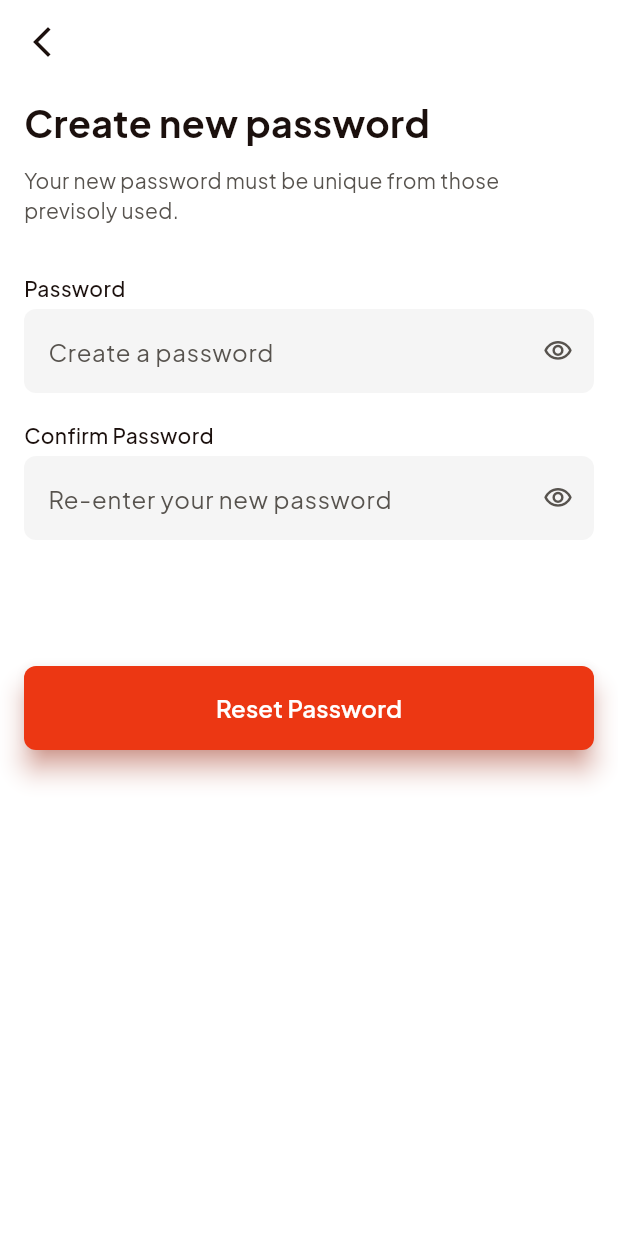
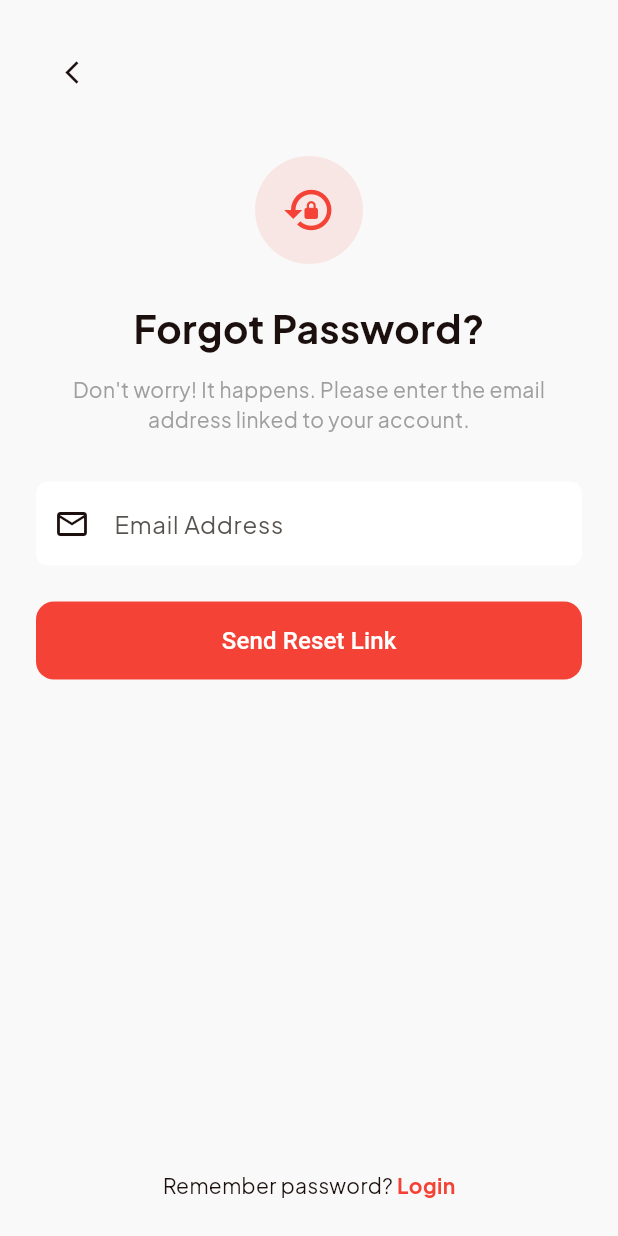
Before and after one commit to yousef1719/graduation_project_nti, a Flutter app: the LoginScreen screen opened directly, after a tap on "Forgot Password?", on a phone screen of 412 x 824 dp. Run offline on Flutter 3.47's test engine with Material 3 defaults, Android fonts, the phone set to English and light mode, and no system bars; our stand-ins replace carousel_slider, dio, flutter_bloc, flutter_rating_bar, flutter_svg, pin_code_fields and 1 more; missing offline and left inert: floating_draggable_widget, liquid_glass_navbar; accounts and stored records are empty.

Commit message:
add forgot password , privacy screens

```diff
--- /dev/null
+++ b/lib/features/auth/presentation/cubit/forgot_password_cubit.dart
@@ -0,0 +1,29 @@
+
+import 'package:flutter_bloc/flutter_bloc.dart';
+import 'package:graduation_project_nti/features/auth/presentation/cubit/services/auth_service.dart';
+import 'forgot_password_state.dart';
+
+class ForgotPasswordCubit extends Cubit<ForgotPasswordState> {
+  ForgotPasswordCubit() : super(ForgotPasswordInitial());
+
+  Future<void> sendResetLink(String email) async {
+    if (email.isEmpty) {
+      emit(ForgotPasswordError("Email is required"));
+      return;
+    }
+
+    if (!email.contains("@")) {
+      emit(ForgotPasswordError("Enter a valid email"));
+      return;
+    }
+
+    emit(ForgotPasswordLoading());
+
+    try {
+      await AuthService.forgotPassword(email);
+      emit(ForgotPasswordSuccess());
+    } catch (e) {
+      emit(ForgotPasswordError("Something went wrong"));
+    }
+  }
+}
--- /dev/null
+++ b/lib/features/auth/presentation/cubit/forgot_password_state.dart
@@ -0,0 +1,12 @@
+abstract class ForgotPasswordState {}
+
+class ForgotPasswordInitial extends ForgotPasswordState {}
+
+class ForgotPasswordLoading extends ForgotPasswordState {}
+
+class ForgotPasswordSuccess extends ForgotPasswordState {}
+
+class ForgotPasswordError extends ForgotPasswordState {
+  final String message;
+  ForgotPasswordError(this.message);
+}
--- /dev/null
+++ b/lib/features/auth/presentation/cubit/services/auth_service.dart
@@ -0,0 +1,21 @@
+import 'package:dio/dio.dart';
+
+class AuthService {
+  static final Dio _dio = Dio(
+    BaseOptions(
+      baseUrl: 'https://accessories-eshop.runasp.net',
+      headers: {
+        'Content-Type': 'application/json',
+      },
+    ),
+  );
+
+  static Future<void> forgotPassword(String email) async {
+    await _dio.post(
+      '/api/auth/forgot-password',
+      data: {
+        "email": email,
+      },
+    );
+  }
+}
--- /dev/null
+++ b/lib/features/auth/presentation/screens/forget_password_screen.dart
@@ -0,0 +1,216 @@
+import 'package:flutter/material.dart';
+import 'package:flutter_bloc/flutter_bloc.dart';
+import 'package:graduation_project_nti/features/auth/presentation/screens/Create_password_Screen.dart';
+import '../cubit/forgot_password_cubit.dart';
+import '../cubit/forgot_password_state.dart';
+
+class ForgotPasswordScreen extends StatelessWidget {
+  ForgotPasswordScreen({super.key});
+
+  final TextEditingController emailController = TextEditingController();
+
+  @override
+  Widget build(BuildContext context) {
+    return BlocProvider(
+      create: (_) => ForgotPasswordCubit(),
+      child: BlocListener<ForgotPasswordCubit, ForgotPasswordState>(
+  listener: (context, state) {
+    if (state is ForgotPasswordSuccess) {
+      Navigator.push(
+        context,
+        MaterialPageRoute(
+          builder: (_) => const CreatePasswordScreen(),
+        ),
+      );
+    }
+
+    if (state is ForgotPasswordError) {
+      ScaffoldMessenger.of(context).showSnackBar(
+        SnackBar(content: Text(state.message)),
+      );
+    }
+  },
+        child: Scaffold(
+          backgroundColor: const Color(0xFFF9F9F9),
+          body: SafeArea(
+            child: Padding(
+              padding: const EdgeInsets.all(24),
+              child: BlocConsumer<ForgotPasswordCubit, ForgotPasswordState>(
+                listener: (context, state) {
+                  if (state is ForgotPasswordSuccess) {
+                    ScaffoldMessenger.of(context).showSnackBar(
+                      const SnackBar(
+                        content: Text("Reset link sent to your email"),
+                      ),
+                    );
+                  }
+                },
+                builder: (context, state) {
+                  return Stack(
+                    children: [
+
+                      /// 🔙 Back Button (Top Left)
+                      Positioned(
+                        top: 0,
+                        left: 0,
+                        child: IconButton(
+                          splashRadius: 20,
+                          icon: const Icon(
+                            Icons.arrow_back_ios_new,
+                            size: 18,
+                          ),
+                          onPressed: () => Navigator.pop(context),
+                        ),
+                      ),
+
+                      /// Page Content
+                      Padding(
+                        padding: const EdgeInsets.only(top: 40),
+                        child: Column(
+                          crossAxisAlignment: CrossAxisAlignment.center,
+                          children: [
+
+                            const SizedBox(height: 40),
+
+                            /// Icon
+                            Container(
+                              width: 72,
+                              height: 72,
+                              decoration: BoxDecoration(
+                                color: Colors.red.withOpacity(0.1),
+                                shape: BoxShape.circle,
+                              ),
+                              child: const Icon(
+                                Icons.lock_reset,
+                                color: Colors.red,
+                                size: 36,
+                              ),
+                            ),
+
+                            const SizedBox(height: 24),
+
+                            /// Title
+                            const Text(
+                              "Forgot Password?",
+                              style: TextStyle(
+                                fontSize: 26,
+                                fontWeight: FontWeight.bold,
+                              ),
+                            ),
+
+                            const SizedBox(height: 12),
+
+                            /// Description
+                            const Text(
+                              "Don't worry! It happens. Please enter the email address linked to your account.",
+                              textAlign: TextAlign.center,
+                              style: TextStyle(
+                                color: Colors.grey,
+                                fontSize: 14,
+                              ),
+                            ),
+
+                            const SizedBox(height: 32),
+
+                            /// Email Field
+                            TextField(
+                              controller: emailController,
+                              keyboardType: TextInputType.emailAddress,
+                              decoration: InputDecoration(
+                                hintText: "Email Address",
+                                prefixIcon: const Icon(Icons.email_outlined),
+                                errorText: state is ForgotPasswordError
+                                    ? state.message
+                                    : null,
+                                filled: true,
+                                fillColor: Colors.white,
+                                border: OutlineInputBorder(
+                                  borderRadius: BorderRadius.circular(12),
+                                  borderSide: BorderSide.none,
+                                ),
+                              ),
+                            ),
+
+                            const SizedBox(height: 24),
+
+                            /// Button
+                           BlocListener<ForgotPasswordCubit, ForgotPasswordState>(
+  listener: (context, state) {
+    if (state is ForgotPasswordSuccess) {
+      Navigator.push(
+        context,
+        MaterialPageRoute(
+          builder: (_) => const CreatePasswordScreen(),
+        ),
+      );
+    }
+
+    if (state is ForgotPasswordError) {
+      ScaffoldMessenger.of(context).showSnackBar(
+        SnackBar(content: Text(state.message)),
+      );
+    }
+  },
+  child: SizedBox(
+    width: double.infinity,
+    height: 52,
+    child: ElevatedButton(
+      style: ElevatedButton.styleFrom(
+        backgroundColor: Colors.red,
+        shape: RoundedRectangleBorder(
+          borderRadius: BorderRadius.circular(12),
+        ),
+      ),
+      onPressed: state is ForgotPasswordLoading
+          ? null
+          : () {
+              context
+                  .read<ForgotPasswordCubit>()
+                  .sendResetLink(emailController.text.trim());
+            },
+      child: state is ForgotPasswordLoading
+          ? const CircularProgressIndicator(color: Colors.white)
+          : const Text(
+              "Send Reset Link",
+              style: TextStyle(fontSize: 16, color: Colors.white),
+            ),
+    ),
+  ),
+),
+
+
+                            const Spacer(),
+
+                            /// Bottom Text
+                            Row(
+                              mainAxisAlignment: MainAxisAlignment.center,
+                              children: [
+                                const Text("Remember password? "),
+                                GestureDetector(
+                                  onTap: () {
+                                    Navigator.pop(context);
+                                  },
+                                  child: const Text(
+                                    "Login",
+                                    style: TextStyle(
+                                      color: Colors.red,
+                                      fontWeight: FontWeight.bold,
+                                    ),
+                                  ),
+                                ),
+                              ],
+                            ),
+                          ],
+                        ),
+                      ),
+                    ],
+                  );
+                },
+              ),
+            ),
+          ),
+        ),
+      ),
+    );
+  }
+}
--- a/lib/features/auth/presentation/screens/login_screen.dart
+++ b/lib/features/auth/presentation/screens/login_screen.dart
@@ -11,6 +11,7 @@ import 'package:graduation_project_nti/core/shared_widgets/custom_snack_bar.dart
 import 'package:graduation_project_nti/core/shared_widgets/custom_text.dart';
 import 'package:graduation_project_nti/features/auth/data/repo/auth_repo.dart';
 import 'package:graduation_project_nti/features/auth/presentation/screens/Create_password_Screen.dart';
+import 'package:graduation_project_nti/features/auth/presentation/screens/forget_password_screen.dart';
 import 'package:graduation_project_nti/features/auth/presentation/widgets/custom_text_form_field.dart';
 import 'package:graduation_project_nti/root.dart';
 import 'register_screen.dart';
@@ -143,7 +144,7 @@ class _LoginScreenState extends State<LoginScreen> {
                           Navigator.push(
                             context,
                             MaterialPageRoute(
-                              builder: (context) => CreatePasswordScreen(),
+                              builder: (context) => ForgotPasswordScreen(),
                             ),
                           );
                         },
```
Also changed, not shown: lib/features/auth/presentation/screens/privacy_screen.dart (added, +124 -0 lines), lib/features/profile/presentation/widgets/profile_screen_body.dart (+9 -0 lines), pubspec.lock.
